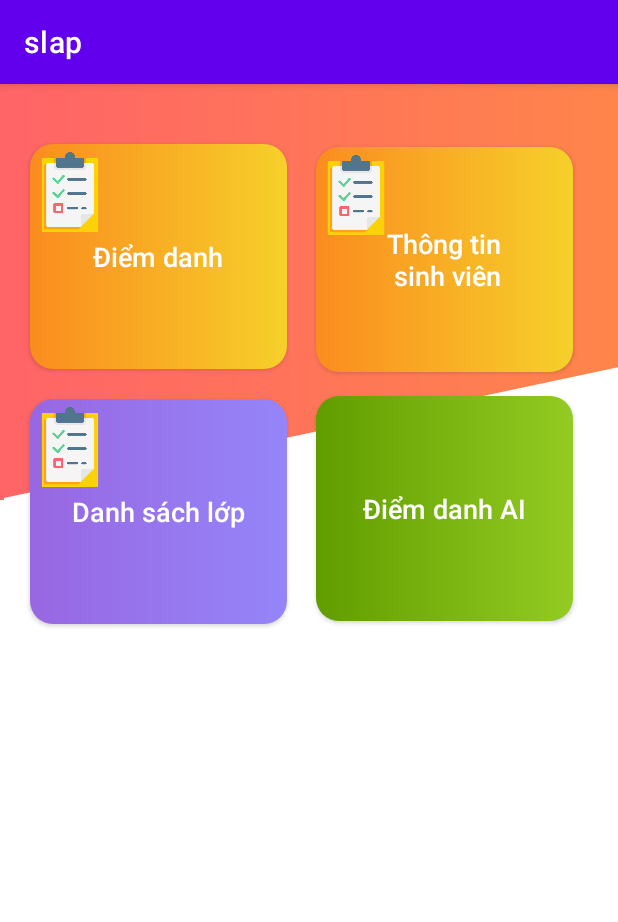
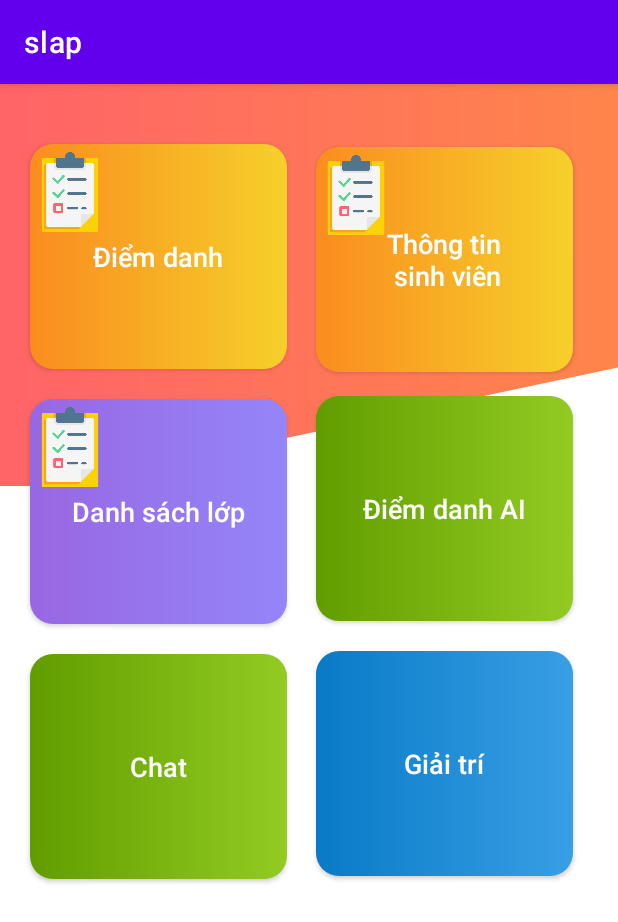
Before and after one commit to cudnart99/LTDD-20222, an Android app: the fragment HomeFragment shown on its own in the app's theme, on a phone screen of 412 x 824 dp. Shown: the top 922 px of the screen. Run offline under Robolectric (Android 15) with nearby library versions, the phone set to English and light mode, and no system bars.

Commit message:
update code

```diff
--- a/support-learning-android-program/app/src/main/java/com/android/slap/ui/home/HomeFragment.java
+++ b/support-learning-android-program/app/src/main/java/com/android/slap/ui/home/HomeFragment.java
@@ -36,29 +36,29 @@ public class HomeFragment extends Fragment {
         binding = FragmentHomeBinding.inflate(inflater, container, false);
         View root = binding.getRoot();
 
-//        Button playGameBtn = binding.playGameBtn;
-//        playGameBtn.setOnClickListener(new View.OnClickListener() {
-//            @Override
-//            public void onClick(View view) {
-//                Intent myIntent;
-//                if(MainActivity.THAY){
-//                    myIntent = new Intent(getActivity(), QuizCuaThayActivity.class);
-//                }else{
-//                    myIntent = new Intent(getActivity(), QuizStartActivity.class);
-//                }
-//                getActivity().startActivity(myIntent);
-//            }
-//        });
+        Button playGameBtn = binding.playGameBtn;
+        playGameBtn.setOnClickListener(new View.OnClickListener() {
+            @Override
+            public void onClick(View view) {
+                Intent myIntent;
+                if(MainActivity.THAY){
+                    myIntent = new Intent(getActivity(), QuizCuaThayActivity.class);
+                }else{
+                    myIntent = new Intent(getActivity(), QuizStartActivity.class);
+                }
+                getActivity().startActivity(myIntent);
+            }
+        });
 
-//        Button chatBtn = binding.chatBtn;
-//        chatBtn.setOnClickListener(new View.OnClickListener() {
-//            @Override
-//            public void onClick(View view) {
-//
-//                Intent myIntent = new Intent(getActivity(), ChatActivity.class);
-//                getActivity().startActivity(myIntent);
-//            }
-//        });
+        Button chatBtn = binding.chatBtn;
+        chatBtn.setOnClickListener(new View.OnClickListener() {
+            @Override
+            public void onClick(View view) {
+
+                Intent myIntent = new Intent(getActivity(), ChatActivity.class);
+                getActivity().startActivity(myIntent);
+            }
+        });
 
         Button diemDanhBtn = binding.diemDanhBtn;
         setupNavigate(diemDanhBtn,R.id.nav_diem_danh);
--- a/support-learning-android-program/app/src/main/res/layout/fragment_home.xml
+++ b/support-learning-android-program/app/src/main/res/layout/fragment_home.xml
@@ -6,36 +6,44 @@
     android:layout_height="match_parent"
     tools:context=".ui.home.HomeFragment">
 
-    <!--    <androidx.appcompat.widget.AppCompatButton-->
-    <!--        android:id="@+id/chat_btn"-->
-    <!--        android:layout_width="171dp"-->
-    <!--        android:layout_height="150dp"-->
-    <!--        android:background="@drawable/gradient_green"-->
-    <!--        android:text="Chat"-->
-    <!--        android:textAllCaps="false"-->
-    <!--        android:textColor="@color/white"-->
-    <!--        android:textSize="18sp"-->
-    <!--        tools:layout_editor_absoluteX="220dp"-->
-    <!--        tools:layout_editor_absoluteY="96dp" />-->
+    <androidx.appcompat.widget.AppCompatButton
+        android:id="@+id/play_game_btn"
+        android:layout_width="171dp"
+        android:layout_height="150dp"
+        android:layout_marginTop="20dp"
+        android:background="@drawable/gradient_blue"
+        android:text="Giải trí"
+        android:textAllCaps="false"
+        android:textColor="@color/white"
+        android:textSize="18sp"
+        app:layout_constraintEnd_toEndOf="@+id/diem_danh_ai"
+        app:layout_constraintHorizontal_bias="0.0"
+        app:layout_constraintStart_toStartOf="@+id/diem_danh_ai"
+        app:layout_constraintTop_toBottomOf="@+id/diem_danh_ai" />
 
-    <!--    <androidx.appcompat.widget.AppCompatButton-->
-    <!--        android:id="@+id/play_game_btn"-->
-    <!--        android:layout_width="171dp"-->
-    <!--        android:layout_height="150dp"-->
-    <!--        android:background="@drawable/gradient_blue"-->
-    <!--        android:text="Giải trí"-->
-    <!--        android:textAllCaps="false"-->
-    <!--        android:textColor="@color/white"-->
-    <!--        android:textSize="18sp"-->
-    <!--        tools:layout_editor_absoluteX="220dp"-->
-    <!--        tools:layout_editor_absoluteY="262dp" />-->
+    <androidx.appcompat.widget.AppCompatButton
+        android:id="@+id/chat_btn"
+        android:layout_width="171dp"
+        android:layout_height="150dp"
+        android:layout_marginTop="20dp"
+        android:background="@drawable/gradient_green"
+        android:text="Chat"
+        android:textAllCaps="false"
+        android:textColor="@color/white"
+        android:textSize="18sp"
+        app:layout_constraintEnd_toEndOf="@+id/ds_lop_btn"
+        app:layout_constraintHorizontal_bias="0.0"
+        app:layout_constraintStart_toStartOf="@+id/ds_lop_btn"
+        app:layout_constraintTop_toBottomOf="@+id/ds_lop_btn" />
 
     <View
         android:id="@+id/view"
         android:layout_width="wrap_content"
-        android:layout_height="277dp"
+        android:layout_height="0dp"
+        android:layout_marginBottom="112dp"
+
         android:background="@drawable/gradient_home"
-
+        app:layout_constraintBottom_toTopOf="@+id/chat_btn"
         app:layout_constraintEnd_toEndOf="parent"
         app:layout_constraintHorizontal_bias="0.0"
         app:layout_constraintStart_toStartOf="parent"
@@ -112,16 +120,16 @@
         app:layout_constraintStart_toStartOf="parent"
         app:layout_constraintTop_toTopOf="parent" />
 
-    <!--    <ImageView-->
-    <!--        android:id="@+id/icon2"-->
-    <!--        android:layout_width="60dp"-->
-    <!--        android:layout_height="56dp"-->
-    <!--        android:layout_marginStart="8dp"-->
-    <!--        android:layout_marginTop="8dp"-->
-    <!--        android:src="@drawable/answer"-->
-    <!--        android:translationZ="10dp"-->
-    <!--        app:layout_constraintStart_toStartOf="@+id/chat_btn"-->
-    <!--        app:layout_constraintTop_toTopOf="@+id/chat_btn" />-->
+<!--            <ImageView-->
+<!--                android:id="@+id/icon3"-->
+<!--                android:layout_width="60dp"-->
+<!--                android:layout_height="56dp"-->
+<!--                android:layout_marginStart="8dp"-->
+<!--                android:layout_marginTop="8dp"-->
+<!--                android:src="@drawable/answer"-->
+<!--                android:translationZ="10dp"-->
+<!--                app:layout_constraintStart_toStartOf="@+id/chat_btn"-->
+<!--                app:layout_constraintTop_toTopOf="@+id/chat_btn" />-->
 
     <!--        <ImageView-->
     <!--            android:id="@+id/icon3"-->
```
Lines whose indentation alone changed are shown as unchanged.
